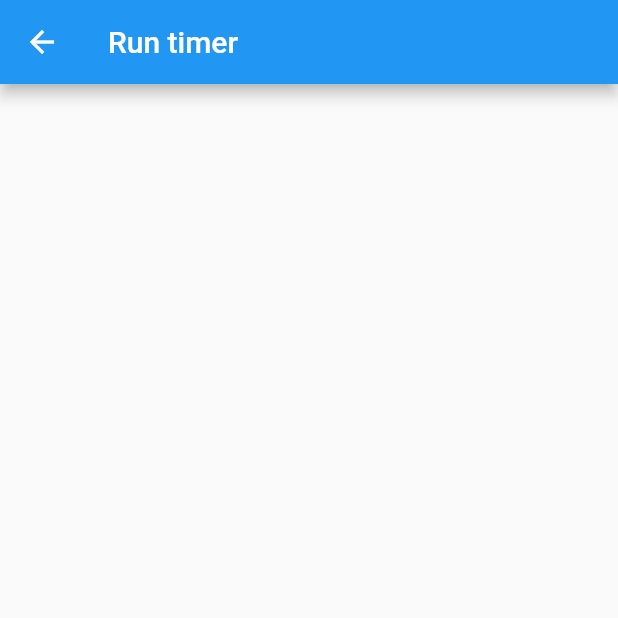
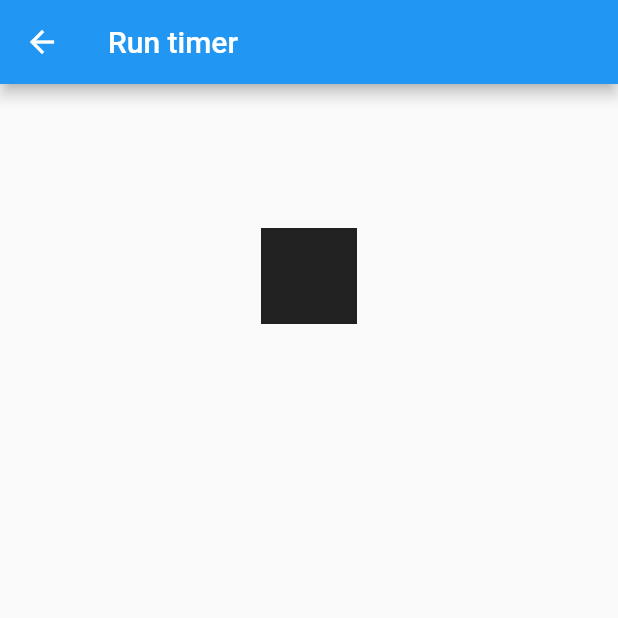
Before and after one commit to palfrey/spaceteam-timer, a Flutter app: the screen it shows after launch, after a tap on "Easy (7 minutes)", on a phone screen of 412 x 824 dp, the top half of it. Run offline on Flutter 3.47's test engine with Material 2 defaults, Android fonts, the phone set to English and light mode, and no system bars.

Commit message:
Add stop button

```diff
--- a/lib/timer.dart
+++ b/lib/timer.dart
@@ -55,7 +55,21 @@ class _TimerState extends State<TimerScreen> {
         appBar: AppBar(
           title: Text('Run timer'),
         ),
-        body: Center(child: Text(_playerTxt)));
+        body: Center(
+            child: Column(children: <Widget>[
+          Text(_playerTxt, style: TextStyle(fontSize: 48.0)),
+          IconButton(
+              icon: Icon(Icons.stop),
+              iconSize: 128,
+              tooltip: 'Stop',
+              onPressed: () {
+                this.flutterSound.stopPlayer().then((v) {
+                  this.setState(() {
+                    this._isPlaying = false;
+                  });
+                });
+              })
+        ])));
   }
 
   @override
```
